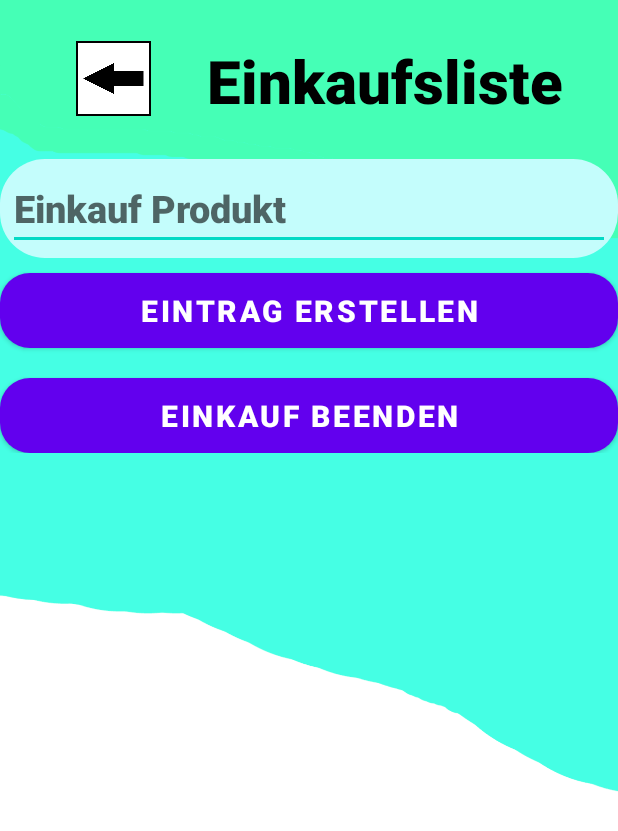
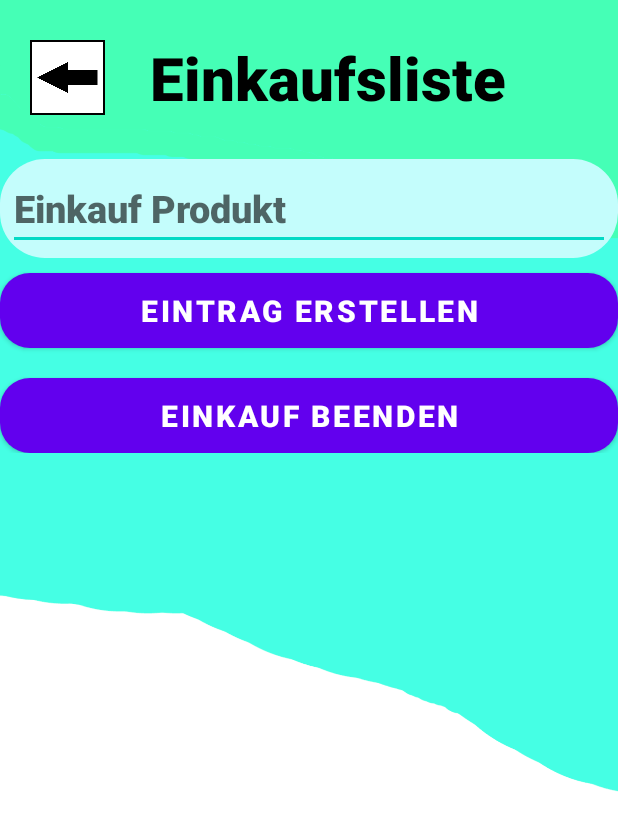
Before and after one commit to Yannick12365/EMA-Projekt, an Android app: the EinkaufslisteActivity screen opened directly, with no data from a screen before it, on a phone screen of 412 x 824 dp. Shown: the top 831 px of the screen. Run offline under Robolectric (Android 15) with nearby library versions, the phone set to English and light mode, and no system bars.

Commit message:
edit layout

```diff
--- a/app/src/main/java/com/example/ema_projekt/MainActivity.kt
+++ b/app/src/main/java/com/example/ema_projekt/MainActivity.kt
@@ -34,6 +34,7 @@ class MainActivity : AppCompatActivity() {
         erstellenTextview.setOnClickListener {
             erstellenTextview.setTextColor(Color.parseColor("#5c5c5c"))
             showWGErstellPopUp()
+            erstellenTextview.setTextColor(Color.parseColor("#2e2e2es"))
         }
     }
 
--- a/app/src/main/res/layout/activity_einkaufsliste.xml
+++ b/app/src/main/res/layout/activity_einkaufsliste.xml
@@ -16,18 +16,20 @@
         app:layout_constraintStart_toStartOf="parent"
         app:layout_constraintTop_toTopOf="parent">
 
+        <LinearLayout
+            android:layout_marginStart="20dp"
+            android:gravity="center_vertical"
+            android:layout_width="match_parent"
+            android:layout_height="match_parent"
+            android:orientation="horizontal">
+
             <ImageButton
                 android:id="@+id/imageButton_einkauf_zurueck"
                 android:layout_width="50dp"
+                android:layout_marginEnd="30dp"
                 android:layout_height="50dp"
                 android:background="@drawable/zurueck"
-            android:contentDescription="zurueckbutton"
-            app:layout_constraintBottom_toBottomOf="parent"
-            app:layout_constraintEnd_toStartOf="@+id/textView"
-            app:layout_constraintHorizontal_bias="0.576"
-            app:layout_constraintStart_toStartOf="parent"
-            app:layout_constraintTop_toTopOf="parent"
-            app:layout_constraintVertical_bias="0.509" />
+                android:contentDescription="zurueckbutton" />
 
             <TextView
                 android:id="@+id/textView"
@@ -37,13 +39,9 @@
                 android:text="Einkaufsliste"
                 android:textColor="@color/black"
                 android:textSize="40sp"
-            android:textStyle="bold"
-            app:layout_constraintBottom_toBottomOf="parent"
-            app:layout_constraintEnd_toEndOf="parent"
-            app:layout_constraintHorizontal_bias="0.79"
-            app:layout_constraintStart_toStartOf="parent"
-            app:layout_constraintTop_toTopOf="parent"
-            app:layout_constraintVertical_bias="0.54" />
+                android:textStyle="bold" />
+        </LinearLayout>
+
     </androidx.constraintlayout.widget.ConstraintLayout>
 
     <androidx.constraintlayout.widget.ConstraintLayout
```
Also changed, not shown: app/src/main/res/layout/activity_kalender.xml (+12 -14 lines), app/src/main/res/layout/activity_wgplaner.xml (+12 -14 lines), app/src/main/res/layout/popup_add_kalender_event.xml (+14 -14 lines), app/src/main/res/layout/popup_edit_kalender_event.xml (+11 -13 lines), app/src/main/res/layout/popup_show_kalender_event.xml (+12 -14 lines), app/src/main/res/layout/popup_vorratskammer_add.xml (+12 -14 lines), app/src/main/res/layout/popup_wg_erstellen.xml (+13 -14 lines). Lines whose indentation alone changed are shown as unchanged.
